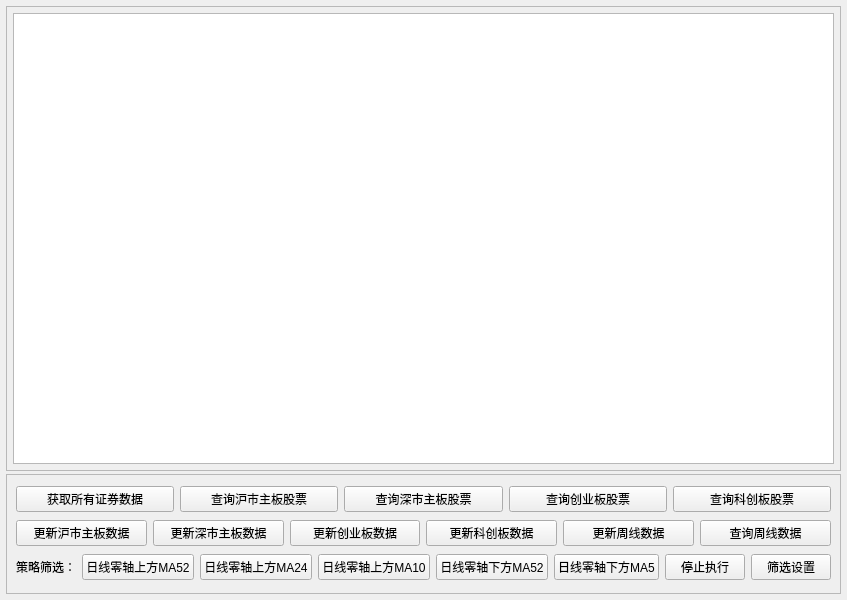
Before: the Qt Designer form gui/qt_widgets/main/MainWidget.ui in Daydreamer-AI/MPolicy, drawn with Qt 5.
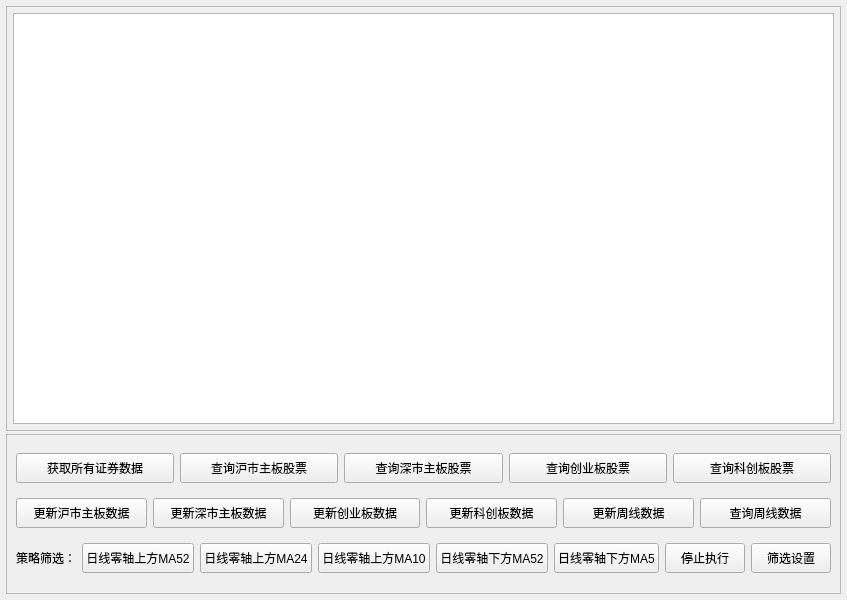
After: the same form once the commit is applied.

What changed in the file:
```diff
--- a/gui/qt_widgets/main/MainWidget.ui
+++ b/gui/qt_widgets/main/MainWidget.ui
@@ -68,13 +68,13 @@
      <property name="minimumSize">
       <size>
        <width>0</width>
-       <height>120</height>
+       <height>160</height>
       </size>
      </property>
      <property name="maximumSize">
       <size>
        <width>16777215</width>
-       <height>120</height>
+       <height>160</height>
       </size>
      </property>
      <property name="frameShape">
@@ -88,6 +88,18 @@
        <layout class="QHBoxLayout" name="horizontalLayout">
         <item>
          <widget class="QPushButton" name="btn_get_all_stocks">
+          <property name="minimumSize">
+           <size>
+            <width>0</width>
+            <height>30</height>
+           </size>
+          </property>
+          <property name="maximumSize">
+           <size>
+            <width>16777215</width>
+            <height>30</height>
+           </size>
+          </property>
           <property name="text">
            <string>获取所有证券数据</string>
           </property>
@@ -95,6 +107,18 @@
         </item>
         <item>
          <widget class="QPushButton" name="btn_query_sh_main">
+          <property name="minimumSize">
+           <size>
+            <width>0</width>
+            <height>30</height>
+           </size>
+          </property>
+          <property name="maximumSize">
+           <size>
+            <width>16777215</width>
+            <height>30</height>
+           </size>
+          </property>
           <property name="text">
            <string>查询沪市主板股票</string>
           </property>
@@ -102,6 +126,18 @@
         </item>
         <item>
          <widget class="QPushButton" name="btn_query_sz_main">
+          <property name="minimumSize">
+           <size>
+            <width>0</width>
+            <height>30</height>
+           </size>
+          </property>
+          <property name="maximumSize">
+           <size>
+            <width>16777215</width>
+            <height>30</height>
+           </size>
+          </property>
           <property name="text">
            <string>查询深市主板股票</string>
           </property>
@@ -109,6 +145,18 @@
         </item>
         <item>
          <widget class="QPushButton" name="btn_query_gem">
+          <property name="minimumSize">
+           <size>
+            <width>0</width>
+            <height>30</height>
+           </size>
+          </property>
+          <property name="maximumSize">
+           <size>
+            <width>16777215</width>
+            <height>30</height>
+           </size>
+          </property>
           <property name="text">
            <string>查询创业板股票</string>
           </property>
@@ -116,6 +164,18 @@
         </item>
         <item>
          <widget class="QPushButton" name="btn_query_star">
+          <property name="minimumSize">
+           <size>
+            <width>0</width>
+            <height>30</height>
+           </size>
+          </property>
+          <property name="maximumSize">
+           <size>
+            <width>16777215</width>
+            <height>30</height>
+           </size>
+          </property>
           <property name="text">
            <string>查询科创板股票</string>
           </property>
@@ -127,6 +187,18 @@
        <layout class="QHBoxLayout" name="horizontalLayout_2">
         <item>
          <widget class="QPushButton" name="btn_update_sh_main_data">
+          <property name="minimumSize">
+           <size>
+            <width>0</width>
+            <height>30</height>
+           </size>
+          </property>
+          <property name="maximumSize">
+           <size>
+            <width>16777215</width>
+            <height>30</height>
+           </size>
+          </property>
           <property name="text">
            <string>更新沪市主板数据</string>
           </property>
@@ -134,6 +206,18 @@
         </item>
         <item>
          <widget class="QPushButton" name="btn_update_sz_main_data">
+          <property name="minimumSize">
+           <size>
+            <width>0</width>
+            <height>30</height>
+           </size>
+          </property>
+          <property name="maximumSize">
+           <size>
+            <width>16777215</width>
+            <height>30</height>
+           </size>
+          </property>
           <property name="text">
            <string>更新深市主板数据</string>
           </property>
@@ -141,6 +225,18 @@
         </item>
         <item>
          <widget class="QPushButton" name="btn_update_gem_data">
+          <property name="minimumSize">
+           <size>
+            <width>0</width>
+            <height>30</height>
+           </size>
+          </property>
+          <property name="maximumSize">
+           <size>
+            <width>16777215</width>
+            <height>30</height>
+           </size>
+          </property>
           <property name="text">
            <string>更新创业板数据</string>
           </property>
@@ -148,6 +244,18 @@
         </item>
         <item>
          <widget class="QPushButton" name="btn_update_star_data">
+          <property name="minimumSize">
+           <size>
+            <width>0</width>
+            <height>30</height>
+           </size>
+          </property>
+          <property name="maximumSize">
+           <size>
+            <width>16777215</width>
+            <height>30</height>
+           </size>
+          </property>
           <property name="text">
            <string>更新科创板数据</string>
           </property>
@@ -155,6 +263,18 @@
         </item>
         <item>
          <widget class="QPushButton" name="btn_update_weekly_data">
+          <property name="minimumSize">
+           <size>
+            <width>0</width>
+            <height>30</height>
+           </size>
+          </property>
+          <property name="maximumSize">
+           <size>
+            <width>16777215</width>
+            <height>30</height>
+           </size>
+          </property>
           <property name="text">
            <string>更新周线数据</string>
           </property>
@@ -162,6 +282,18 @@
         </item>
         <item>
          <widget class="QPushButton" name="btn_query_weekly_data">
+          <property name="minimumSize">
+           <size>
+            <width>0</width>
+            <height>30</height>
+           </size>
+          </property>
+          <property name="maximumSize">
+           <size>
+            <width>16777215</width>
+            <height>30</height>
+           </size>
+          </property>
           <property name="text">
            <string>查询周线数据</string>
           </property>
@@ -180,6 +312,18 @@
         </item>
         <item>
          <widget class="QPushButton" name="btn_daily_up_ma52_filter">
+          <property name="minimumSize">
+           <size>
+            <width>0</width>
+            <height>30</height>
+           </size>
+          </property>
+          <property name="maximumSize">
+           <size>
+            <width>16777215</width>
+            <height>30</height>
+           </size>
+          </property>
           <property name="text">
            <string>日线零轴上方MA52</string>
           </property>
@@ -187,6 +331,18 @@
         </item>
         <item>
          <widget class="QPushButton" name="btn_daily_up_ma24_filter">
+          <property name="minimumSize">
+           <size>
+            <width>0</width>
+            <height>30</height>
+           </size>
+          </property>
+          <property name="maximumSize">
+           <size>
+            <width>16777215</width>
+            <height>30</height>
+           </size>
+          </property>
           <property name="text">
            <string>日线零轴上方MA24</string>
           </property>
@@ -194,6 +350,18 @@
         </item>
         <item>
          <widget class="QPushButton" name="btn_daily_up_ma10_filter">
+          <property name="minimumSize">
+           <size>
+            <width>0</width>
+            <height>30</height>
+           </size>
+          </property>
+          <property name="maximumSize">
+           <size>
+            <width>16777215</width>
+            <height>30</height>
+           </size>
+          </property>
           <property name="text">
            <string>日线零轴上方MA10</string>
           </property>
@@ -201,6 +369,18 @@
         </item>
         <item>
          <widget class="QPushButton" name="btn_daily_down_ma52_filter">
+          <property name="minimumSize">
+           <size>
+            <width>0</width>
+            <height>30</height>
+           </size>
+          </property>
+          <property name="maximumSize">
+           <size>
+            <width>16777215</width>
+            <height>30</height>
+           </size>
+          </property>
           <property name="text">
            <string>日线零轴下方MA52</string>
           </property>
@@ -208,6 +388,18 @@
         </item>
         <item>
          <widget class="QPushButton" name="btn_daily_down_ma5_filter">
+          <property name="minimumSize">
+           <size>
+            <width>0</width>
+            <height>30</height>
+           </size>
+          </property>
+          <property name="maximumSize">
+           <size>
+            <width>16777215</width>
+            <height>30</height>
+           </size>
+          </property>
           <property name="text">
            <string>日线零轴下方MA5</string>
           </property>
@@ -215,6 +407,18 @@
         </item>
         <item>
          <widget class="QPushButton" name="btn_stop">
+          <property name="minimumSize">
+           <size>
+            <width>0</width>
+            <height>30</height>
+           </size>
+          </property>
+          <property name="maximumSize">
+           <size>
+            <width>16777215</width>
+            <height>30</height>
+           </size>
+          </property>
           <property name="text">
            <string>停止执行</string>
           </property>
@@ -222,6 +426,18 @@
         </item>
         <item>
          <widget class="QPushButton" name="btn_policy_filter_setting">
+          <property name="minimumSize">
+           <size>
+            <width>0</width>
+            <height>30</height>
+           </size>
+          </property>
+          <property name="maximumSize">
+           <size>
+            <width>16777215</width>
+            <height>30</height>
+           </size>
+          </property>
           <property name="text">
            <string>筛选设置</string>
           </property>
```
